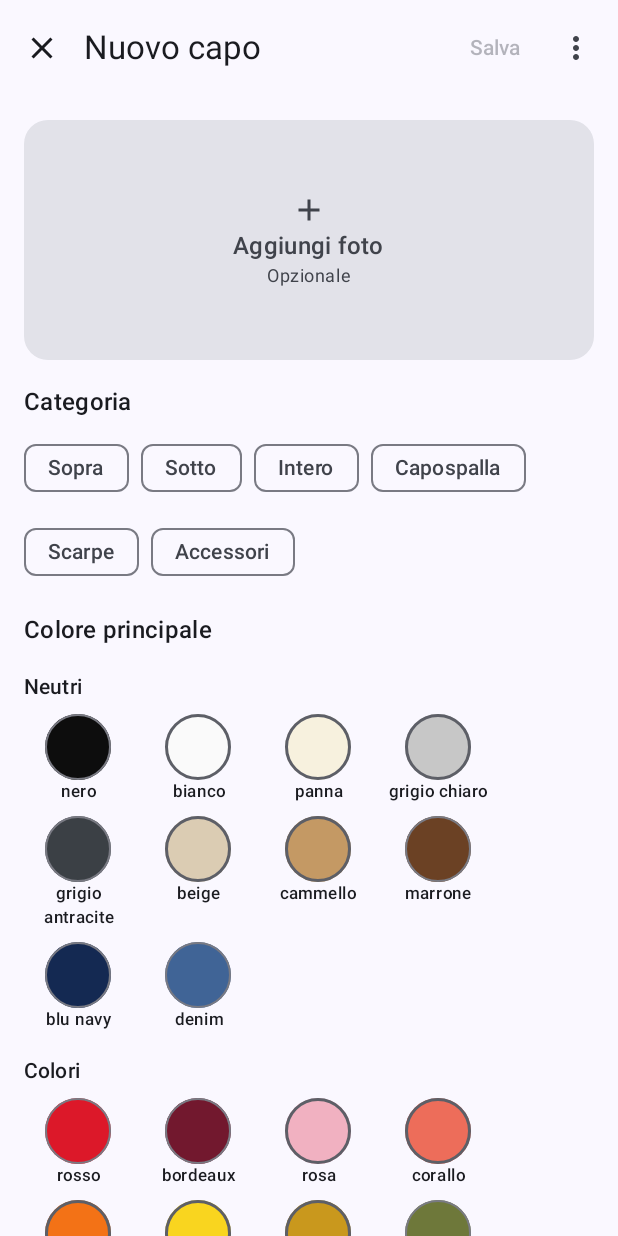
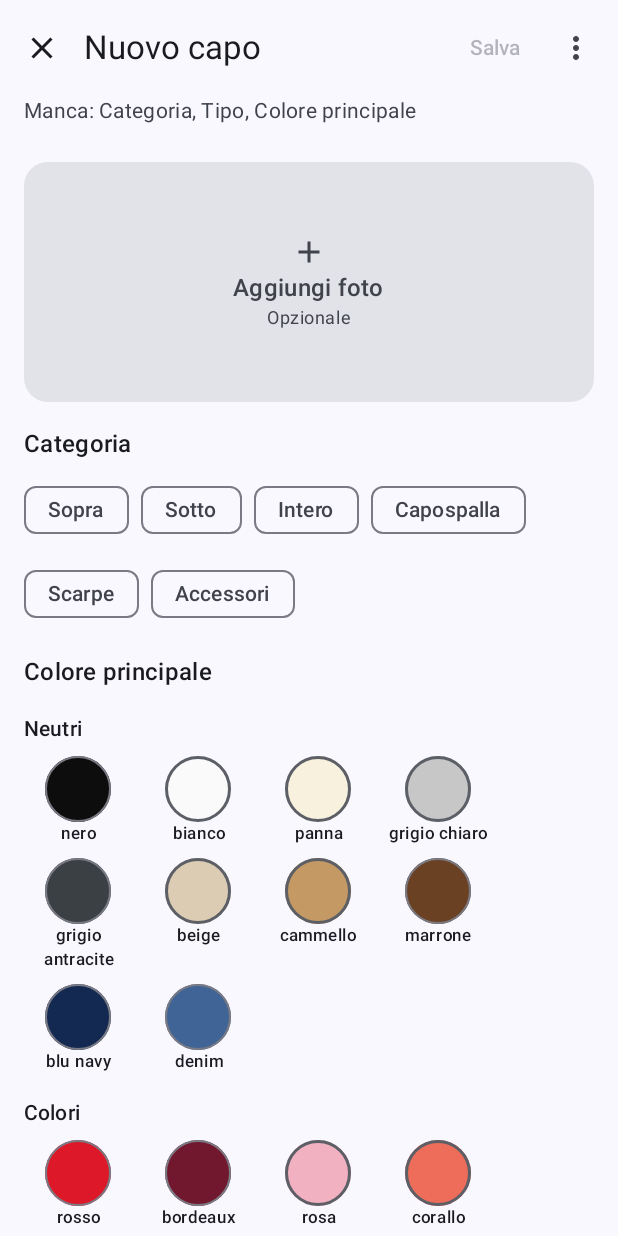
Before and after one commit to FriendlyButFire/guardaroba, an Android app built with Jetpack Compose: the composable GuardarobaScreen shown on its own in the app's theme, after a tap on "Aggiungi capo", on a phone screen of 412 x 824 dp. Run offline under Robolectric (Android 15) with nearby library versions, the phone set to English and light mode, and no system bars.

Commit message:
feat(guardaroba): say what is missing when Salva can't be used
Under the top bar, 'Manca: Tipo, Colore principale' names the empty
required fields (or 'Preparo la foto…' while a photo is compressed).
The required-field rule lives once, in Bozza.mancano, and Bozza.capo
uses it.

```diff
--- a/app/src/main/java/com/guardaroba/ui/Bozza.kt
+++ b/app/src/main/java/com/guardaroba/ui/Bozza.kt
@@ -20,14 +20,23 @@ data class Bozza(
     val taglia: String = "",
     val percorsoFoto: String? = null,
 ) : Serializable {
+    /** La regola dei campi obbligatori, unica: i loro nomi come nella scheda, se sono ancora vuoti. */
+    val mancano: List<String>
+        get() = listOfNotNull(
+            "Categoria".takeIf { categoria == null },
+            "Tipo".takeIf { tipo == null },
+            "Colore principale".takeIf { colorePrincipale == null },
+        )
+
     /**
-     * Il Capo da salvare, oppure null se manca un campo obbligatorio. Modificando, copy() di [iniziale] tiene id, creatoIl
+     * Il Capo da salvare, oppure null se [mancano] non è vuota. Modificando, copy() di [iniziale] tiene id, creatoIl
      * e ogni campo che la scheda non mostra; senza [iniziale] è un Capo nuovo.
      */
     fun capo(iniziale: Capo?): Capo? {
-        val c = categoria ?: return null
-        val t = tipo ?: return null
-        val p = colorePrincipale ?: return null
+        if (mancano.isNotEmpty()) return null
+        val c = categoria!!
+        val t = tipo!!
+        val p = colorePrincipale!!
         return (iniziale ?: Capo(categoria = c, tipo = t, colorePrincipale = p)).copy(
             categoria = c, tipo = t, colorePrincipale = p, coloreSecondario = coloreSecondario,
             motivo = motivo, stagione = stagione, taglia = taglia.trim().ifEmpty { null }, percorsoFoto = percorsoFoto,
--- a/app/src/main/java/com/guardaroba/ui/CapoForm.kt
+++ b/app/src/main/java/com/guardaroba/ui/CapoForm.kt
@@ -162,7 +162,7 @@ fun CapoForm(
     Scaffold(
         contentWindowInsets = WindowInsets(0), // insets already applied by the outer Scaffold
         snackbarHost = { SnackbarHost(avvisi) },
-        topBar = {
+        topBar = { Column {
             TopAppBar(
                 title = { Text(if (iniziale == null) "Nuovo capo" else "Modifica capo") },
                 navigationIcon = {
@@ -190,7 +190,22 @@ fun CapoForm(
                 },
                 windowInsets = WindowInsets(0),
             )
-        },
+            // Perché Salva non si può usare, sotto la barra così resta visibile mentre si scorre.
+            val motivo = when {
+                bozza.mancano.isNotEmpty() -> "Manca: " + bozza.mancano.joinToString(", ")
+                inCompressione -> "Preparo la foto…"
+                else -> null
+            }
+            motivo?.let {
+                Text(
+                    it,
+                    style = MaterialTheme.typography.bodyMedium,
+                    color = MaterialTheme.colorScheme.onSurfaceVariant,
+                    modifier = Modifier.fillMaxWidth().background(MaterialTheme.colorScheme.surface)
+                        .padding(start = 16.dp, end = 16.dp, bottom = 8.dp),
+                )
+            }
+        } },
     ) { padding ->
         Column(
             Modifier.fillMaxSize().padding(padding).verticalScroll(rememberScrollState()).padding(16.dp),
```
Also changed, not shown: 1 other file.
